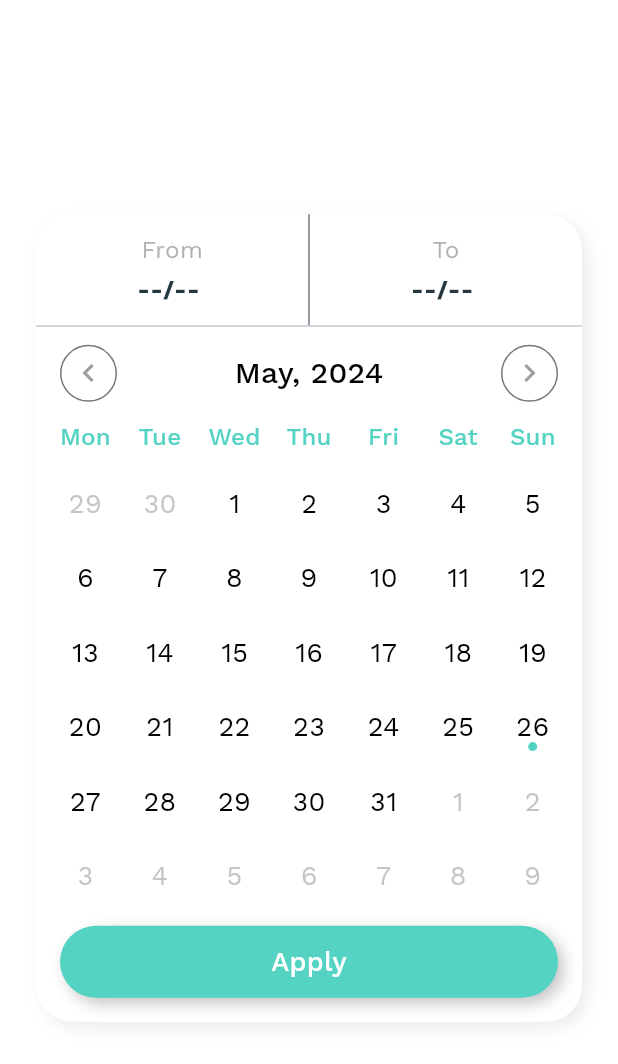
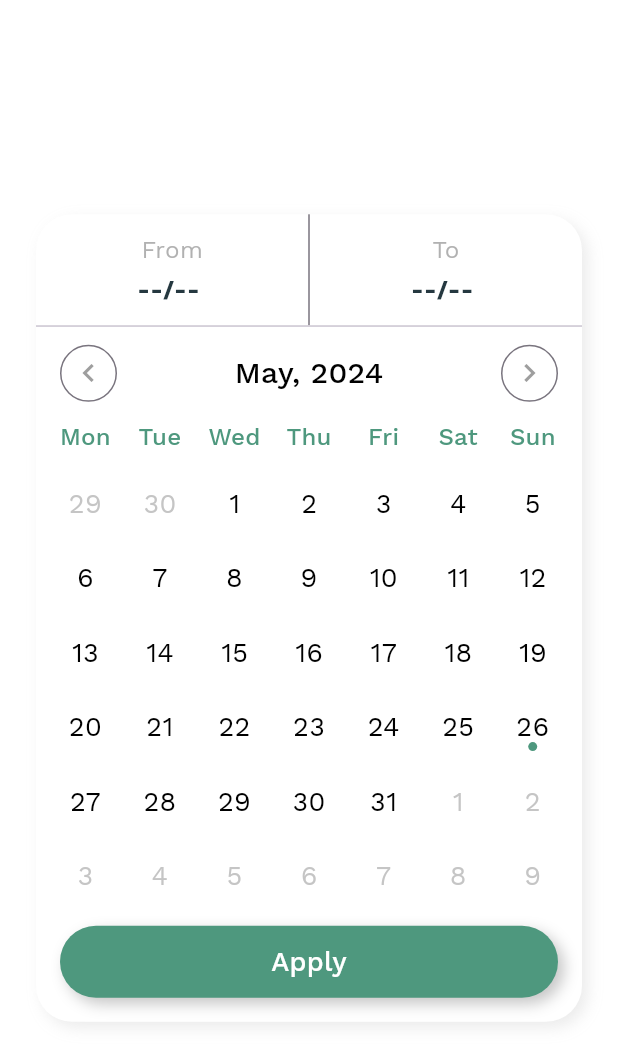
Before and after one commit to takumade/hotel-app, a Flutter app: the CalendarPopupView screen opened directly, on a phone screen of 412 x 824 dp. Shown: the top 1064 px of the screen. Run offline on Flutter 3.47's test engine with Material 3 defaults, Android fonts, the phone set to English and light mode, and no system bars; our stand-ins replace flutter_rating_bar, font_awesome_flutter.

Commit message:
Theme elevated button

```diff
--- a/lib/themes/hotel_app_theme.dart
+++ b/lib/themes/hotel_app_theme.dart
@@ -22,9 +22,11 @@ class HotelAppTheme {
   }
 
   static ThemeData buildLightTheme() {
-    final Color primaryColor = HexColor('#54D3C2');
-    final Color secondaryColor = HexColor('#54D3C2');
+    final Color primaryColor = HexColor('#4e987e');
+    final Color normalColor = HexColor('#ffffff');
+    final Color secondaryColor = HexColor('#4e987e');
     final ColorScheme colorScheme = const ColorScheme.light().copyWith(
+      tertiary: normalColor,
       primary: primaryColor,
       secondary: secondaryColor,
     );
@@ -37,8 +39,14 @@ class HotelAppTheme {
       canvasColor: Colors.white,
       scaffoldBackgroundColor: const Color(0xFFF6F6F6),
       buttonTheme: ButtonThemeData(
-        colorScheme: colorScheme,
-        textTheme: ButtonTextTheme.primary,
+        buttonColor: primaryColor,
+        textTheme: ButtonTextTheme.normal
+      ),
+      elevatedButtonTheme: ElevatedButtonThemeData(
+        style: ButtonStyle(
+          backgroundColor: MaterialStateProperty.all<Color>(primaryColor),
+          foregroundColor: MaterialStateProperty.all<Color>(Colors.white),
+        )
       ),
       textTheme: _buildTextTheme(base.textTheme),
       primaryTextTheme: _buildTextTheme(base.primaryTextTheme),
```
